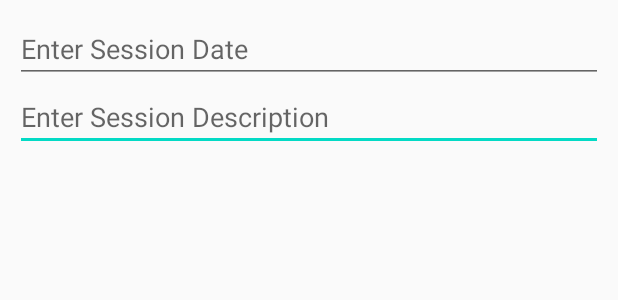
After one commit to andrewrama/ViolinApp, an Android app: the layout new_session.xml on its own in the app's theme, with its tools: preview values and no code run, on a phone screen of 412 x 824 dp. The commit adds this screen. Shown: the top 300 px of the screen. Run offline under Robolectric (Android 15) with nearby library versions, the light colour scheme and no system bars.

Commit message:
Fourth Commit

```diff
--- a/app/src/main/res/layout/activity_practice_log.xml
+++ b/app/src/main/res/layout/activity_practice_log.xml
@@ -16,7 +16,8 @@
         android:layout_margin="35dp"
         android:background="#FFFFFF"
         android:textColor="#000000"
-        android:id="@+id/addnew" />
+        android:id="@+id/addnew"
+        android:onClick="addNewSession"/>
 
     <ScrollView
         android:layout_width="match_parent"
--- /dev/null
+++ b/app/src/main/res/layout/new_session.xml
@@ -0,0 +1,24 @@
+<?xml version="1.0" encoding="utf-8"?>
+<LinearLayout xmlns:android="http://schemas.android.com/apk/res/android"
+    android:id="@+id/layout_root"
+    android:layout_width="fill_parent"
+    android:layout_height="fill_parent"
+    android:orientation="vertical"
+    android:padding="10dp" >
+
+    <EditText
+        android:id="@+id/titleEditText"
+        android:layout_width="match_parent"
+        android:layout_height="wrap_content"
+        android:hint="Enter Session Date">
+        <requestFocus />
+    </EditText>
+    <EditText
+        android:id="@+id/notesEditText"
+        android:layout_width="match_parent"
+        android:layout_height="wrap_content"
+        android:hint="Enter Session Description">
+        <requestFocus />
+    </EditText>
+
+</LinearLayout>
```
Also changed, not shown: app/src/main/java/andrewrama/honorsmobileapps/violinapp/PracticeLogActivity.java (+60 -8 lines), app/src/main/java/andrewrama/honorsmobileapps/violinapp/Session.java (+42 -4 lines).
